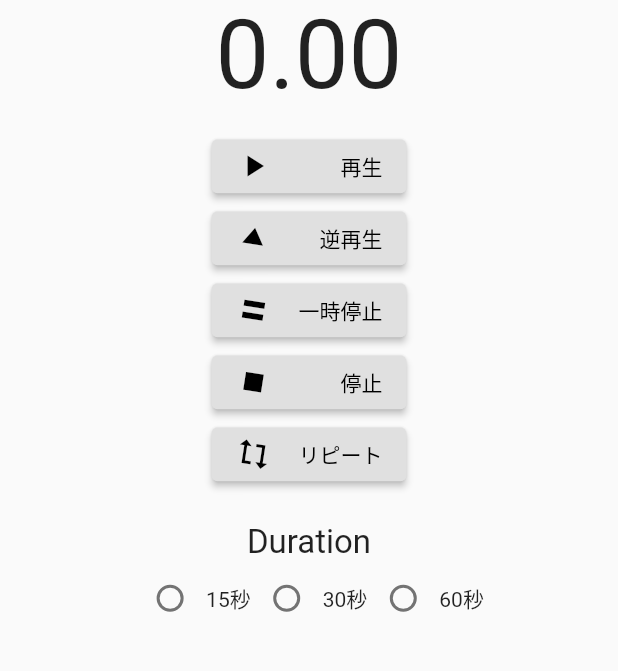
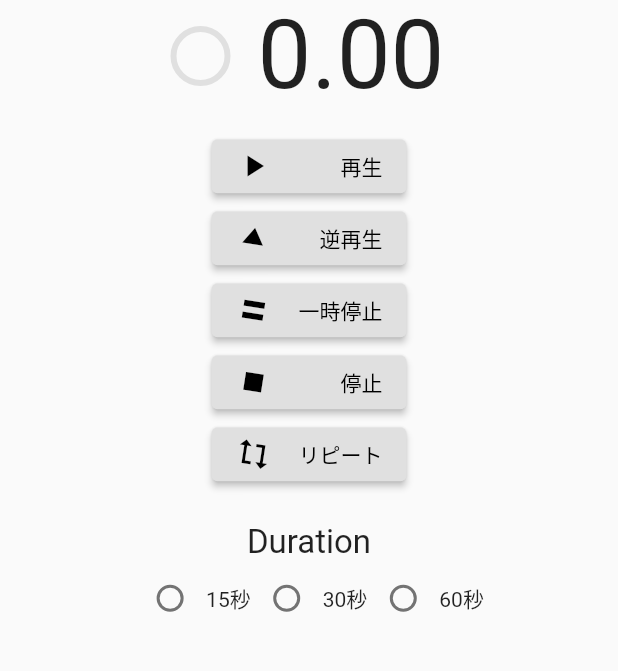
Before and after one commit to ryuzo111/flutter_animation, a Flutter app: the screen it shows after launch, on a phone screen of 412 x 824 dp, the part 340-1011 px from its top. Run offline on Flutter 3.47's test engine with Material 2 defaults, Android fonts, the phone set to English and light mode, and no system bars; our stand-ins replace cached_network_image.

Commit message:
進捗バーを追加

```diff
--- a/lib/animation_controller_page.dart
+++ b/lib/animation_controller_page.dart
@@ -59,11 +59,21 @@ class _AnimationControllerPageState extends State<AnimationControllerPage>
                 fontSize: 22,
               ),
             ),
-            Text(
-              _value.toStringAsFixed(2),
-              style: TextStyle(
-                fontSize: 64,
-              ),
+            Row(
+              mainAxisAlignment: MainAxisAlignment.center,
+              children: [
+                CircularProgressIndicator(
+                  value: _animationController.value,
+                  backgroundColor: Colors.grey[300],
+                ),
+                SizedBox(width: 20),
+                Text(
+                  _value.toStringAsFixed(2),
+                  style: TextStyle(
+                    fontSize: 64,
+                  ),
+                ),
+              ],
             ),
             SizedBox(
               height: 12,
```
